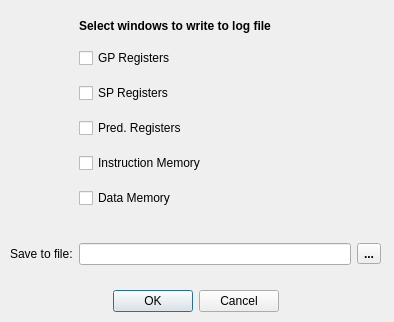
Before: the Qt Designer form saveresform.ui in antreask/simulator, drawn with Qt 5.
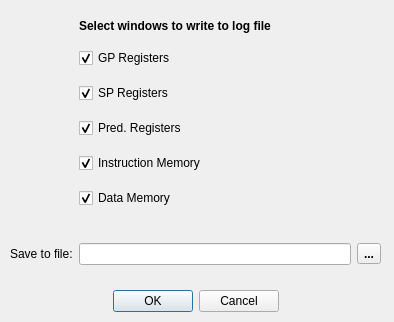
After: the same form once the commit is applied.

What changed in the file:
```diff
--- a/saveresform.ui
+++ b/saveresform.ui
@@ -107,6 +107,9 @@
       <property name="text">
        <string>Pred. Registers</string>
       </property>
+      <property name="checked">
+       <bool>true</bool>
+      </property>
      </widget>
     </item>
     <item row="3" column="1">
@@ -120,6 +123,9 @@
       <property name="text">
        <string>SP Registers</string>
       </property>
+      <property name="checked">
+       <bool>true</bool>
+      </property>
      </widget>
     </item>
     <item row="2" column="1">
@@ -133,6 +139,9 @@
       <property name="text">
        <string>GP Registers</string>
       </property>
+      <property name="checked">
+       <bool>true</bool>
+      </property>
      </widget>
     </item>
     <item row="8" column="2">
@@ -162,6 +171,9 @@
       <property name="text">
        <string>Data Memory</string>
       </property>
+      <property name="checked">
+       <bool>true</bool>
+      </property>
      </widget>
     </item>
     <item row="7" column="0">
@@ -197,6 +209,9 @@
       <property name="text">
        <string>Instruction Memory</string>
       </property>
+      <property name="checked">
+       <bool>true</bool>
+      </property>
      </widget>
     </item>
    </layout>
```
